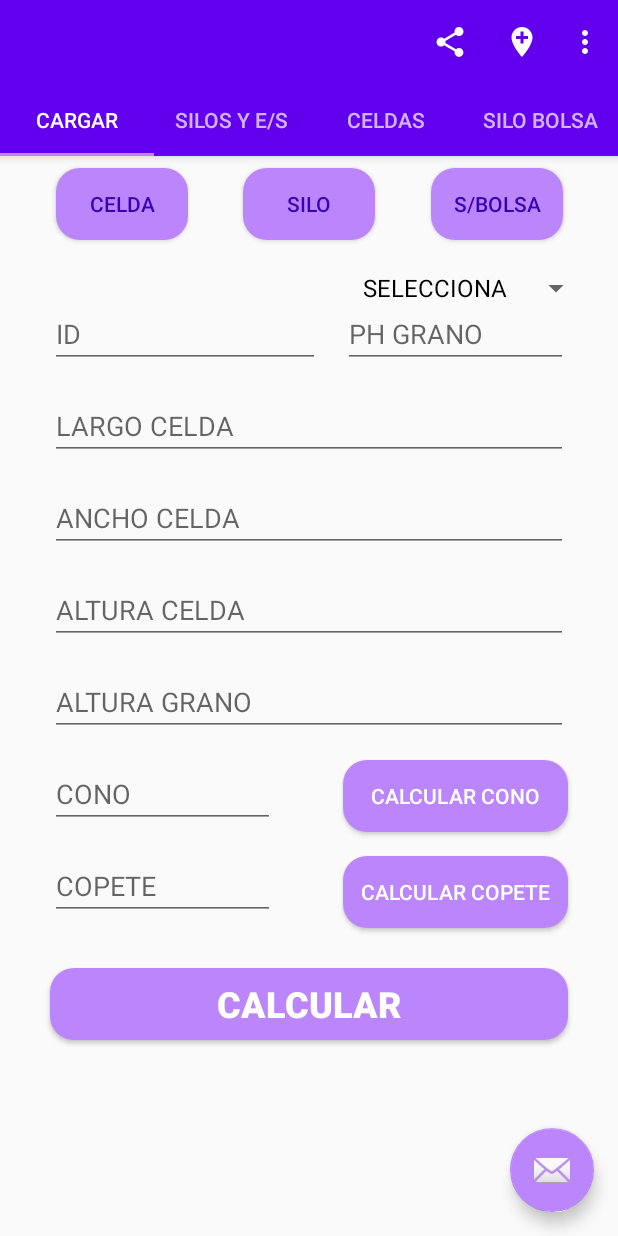
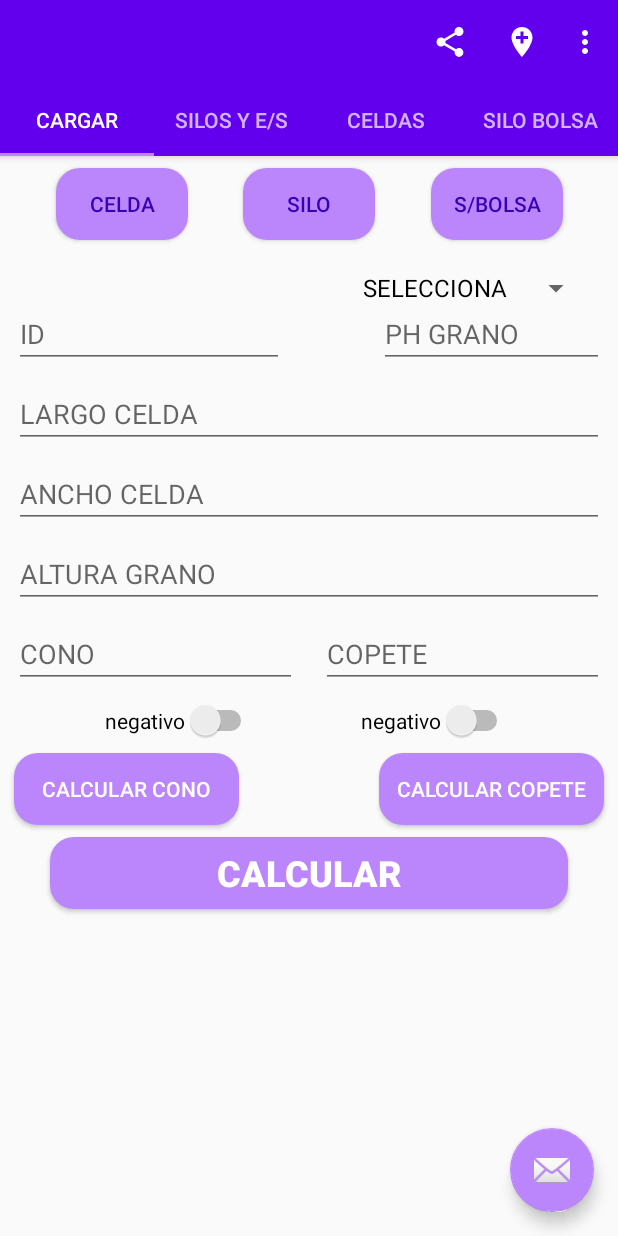
Before and after one commit to jpdacruz/AppCubicajeDireccionSQLite, an Android app: the screen it shows after launch (MainActivity), after a tap on "CELDA", on a phone screen of 412 x 824 dp. Run offline under Robolectric (Android 15) with nearby library versions, the phone set to English and light mode, and no system bars.

Commit message:
renegando con el tamaño

```diff
--- a/app/src/main/java/com/jpdacruz/appcubicajedireccion/fragments/CargarCeldaFragment.java
+++ b/app/src/main/java/com/jpdacruz/appcubicajedireccion/fragments/CargarCeldaFragment.java
@@ -17,8 +17,6 @@ import android.widget.Spinner;
 
 import com.jpdacruz.appcubicajedireccion.R;
 import com.jpdacruz.appcubicajedireccion.clases.Celda;
-import com.jpdacruz.appcubicajedireccion.dialogs.DialogCeldaConoFragment;
-
 import java.util.ArrayList;
 
 /**
@@ -31,14 +29,14 @@ public class CargarCeldaFragment extends Fragment {
     private ArrayList <Celda> listaCeldas;
     public Celda celda;
     private String mId, mTipoGrano;
-    private double mPh,mAlturaCelda,mAnchoCelda, mLargoCelda,mAlturaGrano, mCono, mCopete, mVolumen, mVolumenGrano, mMc3, mToneladas;
+    private double mPh,mAnchoCelda, mLargoCelda,mAlturaGrano, mCono, mCopete, mVolumen, mVolumenGrano, mMc3, mToneladas;
 
 
     //widgets
     private ArrayAdapter<CharSequence> adapter;
     private Spinner spinnerGranos;
     private Button calcularCono, calcularCopete,calcularCelda;
-    private EditText idCelda, ph,alturaCelda,anchoCelda,largoCelda,alturaGrano,cono,copete;
+    private EditText idCelda, ph,anchoCelda,largoCelda,alturaGrano,cono,copete;
 
     public CargarCeldaFragment() {
         // Required empty public constructor
@@ -68,7 +66,6 @@ public class CargarCeldaFragment extends Fragment {
 
         idCelda = view.findViewById(R.id.editTextIdCelda);
         ph = view.findViewById(R.id.editTextphCelda);
-        alturaCelda = view.findViewById(R.id.editTextAlturaCelda);
         anchoCelda = view.findViewById(R.id.editTextAnchoCelda);
         largoCelda = view.findViewById(R.id.editTextLargoCelda);
         alturaGrano = view.findViewById(R.id.editTextCeldaAlturaGrano);
@@ -81,7 +78,6 @@ public class CargarCeldaFragment extends Fragment {
 
                 calcularVolumenCelda();
 
-                toDialogCeldaCono();
             }
         });
     }
@@ -90,19 +86,10 @@ public class CargarCeldaFragment extends Fragment {
 
         mId = idCelda.getText().toString();
         mPh = Double.parseDouble(ph.getText().toString());
-        mAlturaCelda = Double.parseDouble(alturaCelda.getText().toString());
         mAlturaGrano = Double.parseDouble(alturaGrano.getText().toString());
         mAnchoCelda = Double.parseDouble(anchoCelda.getText().toString());
         mLargoCelda = Double.parseDouble(largoCelda.getText().toString());
         mVolumenGrano = (mLargoCelda*mAnchoCelda*mAlturaGrano)*mPh;
-        mVolumen = (mLargoCelda*mAnchoCelda*mAlturaCelda)* 0.8;
-    }
-
-    private void toDialogCeldaCono() {
-
-        DialogCeldaConoFragment dialogCeldaConoFragment = new DialogCeldaConoFragment();
-        dialogCeldaConoFragment.setTargetFragment(CargarCeldaFragment.this,1);
-        dialogCeldaConoFragment.show(getFragmentManager(),TAG);
     }
 
     private void crearSpinner(View view) {
--- a/app/src/main/res/layout/fragment_cargar_celda.xml
+++ b/app/src/main/res/layout/fragment_cargar_celda.xml
@@ -22,7 +22,7 @@
         android:id="@+id/editTextphCelda"
         android:layout_width="150dp"
         android:layout_height="wrap_content"
-        android:layout_marginEnd="32dp"
+        android:layout_marginEnd="8dp"
         android:ems="10"
         android:hint="@string/phgrano"
         android:inputType="numberDecimal"
@@ -33,9 +33,9 @@
         android:id="@+id/editTextLargoCelda"
         android:layout_width="0dp"
         android:layout_height="wrap_content"
-        android:layout_marginStart="32dp"
-        android:layout_marginTop="16dp"
-        android:layout_marginEnd="32dp"
+        android:layout_marginStart="8dp"
+        android:layout_marginTop="8dp"
+        android:layout_marginEnd="8dp"
         android:ems="10"
         android:hint="@string/largocelda"
         android:inputType="numberDecimal"
@@ -47,9 +47,9 @@
         android:id="@+id/editTextAnchoCelda"
         android:layout_width="0dp"
         android:layout_height="wrap_content"
-        android:layout_marginStart="32dp"
-        android:layout_marginTop="16dp"
-        android:layout_marginEnd="32dp"
+        android:layout_marginStart="8dp"
+        android:layout_marginTop="8dp"
+        android:layout_marginEnd="8dp"
         android:ems="10"
         android:hint="@string/anchocelda"
         android:inputType="numberDecimal"
@@ -58,43 +58,31 @@
         app:layout_constraintTop_toBottomOf="@+id/editTextLargoCelda" />
 
     <EditText
-        android:id="@+id/editTextAlturaCelda"
-        android:layout_width="0dp"
-        android:layout_height="wrap_content"
-        android:layout_marginStart="32dp"
-        android:layout_marginTop="16dp"
-        android:layout_marginEnd="32dp"
-        android:ems="10"
-        android:hint="@string/alturacelda"
-        android:inputType="numberDecimal"
-        app:layout_constraintEnd_toEndOf="parent"
-        app:layout_constraintStart_toStartOf="parent"
-        app:layout_constraintTop_toBottomOf="@+id/editTextAnchoCelda" />
-
-    <EditText
         android:id="@+id/editTextCeldaAlturaGrano"
         android:layout_width="0dp"
         android:layout_height="wrap_content"
-        android:layout_marginStart="32dp"
-        android:layout_marginTop="16dp"
-        android:layout_marginEnd="32dp"
+        android:layout_marginStart="8dp"
+        android:layout_marginTop="8dp"
+        android:layout_marginEnd="8dp"
         android:ems="10"
         android:hint="@string/alturagrano"
         android:inputType="numberDecimal"
         app:layout_constraintEnd_toEndOf="parent"
         app:layout_constraintHorizontal_bias="0.0"
         app:layout_constraintStart_toStartOf="parent"
-        app:layout_constraintTop_toBottomOf="@+id/editTextAlturaCelda" />
+        app:layout_constraintTop_toBottomOf="@+id/editTextAnchoCelda" />
 
     <EditText
         android:id="@+id/editTextCeldaCono"
-        android:layout_width="150dp"
+        android:layout_width="0dp"
         android:layout_height="wrap_content"
-        android:layout_marginStart="32dp"
-        android:layout_marginTop="16dp"
+        android:layout_marginStart="8dp"
+        android:layout_marginTop="8dp"
+        android:layout_marginEnd="16dp"
         android:ems="10"
         android:hint="@string/cono"
         android:inputType="numberDecimal"
+        app:layout_constraintEnd_toStartOf="@+id/editTextCeldaCopete"
         app:layout_constraintStart_toStartOf="parent"
         app:layout_constraintTop_toBottomOf="@+id/editTextCeldaAlturaGrano" />
 
@@ -102,44 +90,45 @@
         android:id="@+id/buttonCeldaCono"
         android:layout_width="150dp"
         android:layout_height="wrap_content"
-        android:layout_marginTop="16dp"
-        android:layout_marginEnd="32dp"
+        android:layout_marginStart="8dp"
+        android:layout_marginTop="8dp"
         android:background="@drawable/button_rnd"
         android:text="@string/calcularcono"
         android:textColor="@android:color/background_light"
-        app:layout_constraintEnd_toEndOf="parent"
-        app:layout_constraintTop_toBottomOf="@+id/editTextCeldaAlturaGrano" />
+        app:layout_constraintStart_toStartOf="parent"
+        app:layout_constraintTop_toBottomOf="@+id/switch2" />
 
     <EditText
         android:id="@+id/editTextCeldaCopete"
-        android:layout_width="150dp"
+        android:layout_width="0dp"
         android:layout_height="wrap_content"
-        android:layout_marginStart="32dp"
-        android:layout_marginTop="16dp"
+        android:layout_marginTop="8dp"
+        android:layout_marginEnd="8dp"
         android:ems="10"
         android:hint="@string/copete"
         android:inputType="numberDecimal"
-        app:layout_constraintStart_toStartOf="parent"
-        app:layout_constraintTop_toBottomOf="@+id/editTextCeldaCono" />
+        app:layout_constraintEnd_toEndOf="parent"
+        app:layout_constraintStart_toEndOf="@+id/editTextCeldaCono"
+        app:layout_constraintTop_toBottomOf="@+id/editTextCeldaAlturaGrano" />
 
     <Button
         android:id="@+id/buttonCeldaCopete"
         android:layout_width="150dp"
         android:layout_height="wrap_content"
-        android:layout_marginTop="16dp"
-        android:layout_marginEnd="32dp"
+        android:layout_marginTop="8dp"
+        android:layout_marginEnd="8dp"
         android:background="@drawable/button_rnd"
         android:text="@string/calcular_copete"
         android:textColor="@android:color/background_light"
         app:layout_constraintEnd_toEndOf="parent"
-        app:layout_constraintTop_toBottomOf="@+id/buttonCeldaCono" />
+        app:layout_constraintTop_toBottomOf="@+id/switch3" />
 
     <Button
         android:id="@+id/buttonCalcularCelda"
         android:layout_width="0dp"
         android:layout_height="wrap_content"
         android:layout_marginStart="32dp"
-        android:layout_marginTop="32dp"
+        android:layout_marginTop="8dp"
         android:layout_marginEnd="32dp"
         android:background="@drawable/button_rnd"
         android:text="@string/calcular"
@@ -147,14 +136,15 @@
         android:textSize="24sp"
         android:textStyle="bold"
         app:layout_constraintEnd_toEndOf="parent"
+        app:layout_constraintHorizontal_bias="0.0"
         app:layout_constraintStart_toStartOf="parent"
-        app:layout_constraintTop_toBottomOf="@+id/editTextCeldaCopete" />
+        app:layout_constraintTop_toBottomOf="@+id/buttonCeldaCopete" />
 
     <EditText
         android:id="@+id/editTextIdCelda"
         android:layout_width="180dp"
         android:layout_height="wrap_content"
-        android:layout_marginStart="32dp"
+        android:layout_marginStart="8dp"
         android:layout_marginTop="32dp"
         android:ems="10"
         android:hint="@string/idcelda"
@@ -162,4 +152,24 @@
         app:layout_constraintStart_toStartOf="parent"
         app:layout_constraintTop_toTopOf="parent" />
 
+    <Switch
+        android:id="@+id/switch2"
+        android:layout_width="wrap_content"
+        android:layout_height="wrap_content"
+        android:layout_marginTop="8dp"
+        android:text="@string/switchnegativo"
+        app:layout_constraintEnd_toStartOf="@+id/switch3"
+        app:layout_constraintStart_toStartOf="parent"
+        app:layout_constraintTop_toBottomOf="@+id/editTextCeldaCono" />
+
+    <Switch
+        android:id="@+id/switch3"
+        android:layout_width="wrap_content"
+        android:layout_height="wrap_content"
+        android:layout_marginTop="8dp"
+        android:text="@string/switchnegativo"
+        app:layout_constraintEnd_toEndOf="parent"
+        app:layout_constraintStart_toEndOf="@+id/switch2"
+        app:layout_constraintTop_toBottomOf="@+id/editTextCeldaCopete" />
+
 </androidx.constraintlayout.widget.ConstraintLayout>
--- a/app/src/main/res/values/strings.xml
+++ b/app/src/main/res/values/strings.xml
@@ -29,4 +29,6 @@
     <string name="calcular">CALCULAR</string>
     <string name="negativo">NEGATIVO</string>
     <string name="idcelda">ID</string>
+    <string name="cononegativo">negativo</string>
+    <string name="switchnegativo">negativo</string>
 </resources>
```
Also changed, not shown: app/src/main/java/com/jpdacruz/appcubicajedireccion/clases/Celda.java (+0 -41 lines), app/src/main/java/com/jpdacruz/appcubicajedireccion/dialogs/DialogCeldaConoFragment.java (deleted, +0 -64 lines), app/src/main/res/layout/fragment_dialog_celda_cono.xml (deleted, +0 -19 lines).
